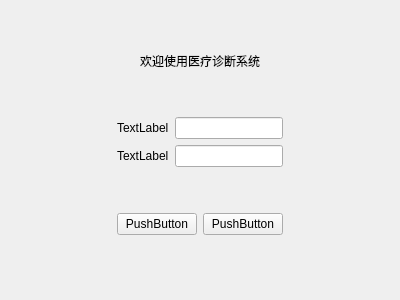
First picture: the form in lab4/loginview.ui, repository cheying123/QTLAB4, before the edit.
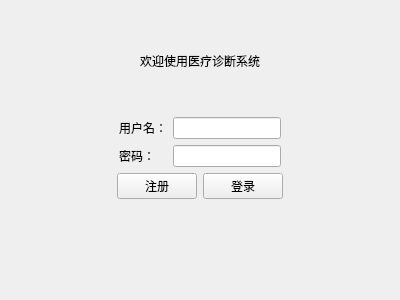
Second picture: the form after the edit.

```diff
--- a/lab4/loginview.ui
+++ b/lab4/loginview.ui
@@ -103,7 +103,7 @@
              <item row="0" column="0">
               <widget class="QLabel" name="label_2">
                <property name="text">
-                <string>TextLabel</string>
+                <string>用户名：</string>
                </property>
               </widget>
              </item>
@@ -113,7 +113,7 @@
              <item row="1" column="0">
               <widget class="QLabel" name="label_3">
                <property name="text">
-                <string>TextLabel</string>
+                <string>密码：</string>
                </property>
               </widget>
              </item>
@@ -137,19 +137,6 @@
            </item>
           </layout>
          </item>
-         <item>
-          <spacer name="verticalSpacer_2">
-           <property name="orientation">
-            <enum>Qt::Orientation::Vertical</enum>
-           </property>
-           <property name="sizeHint" stdset="0">
-            <size>
-             <width>20</width>
-             <height>40</height>
-            </size>
-           </property>
-          </spacer>
-         </item>
          <item>
           <layout class="QHBoxLayout" name="horizontalLayout_3">
            <item>
@@ -170,14 +157,14 @@
              <item>
               <widget class="QPushButton" name="pushButton">
                <property name="text">
-                <string>PushButton</string>
+                <string>注册</string>
                </property>
               </widget>
              </item>
              <item>
               <widget class="QPushButton" name="pushButton_2">
                <property name="text">
-                <string>PushButton</string>
+                <string>登录</string>
                </property>
               </widget>
              </item>
```
Left out of the diff: 7 changed lines with no effect on the pictures.
